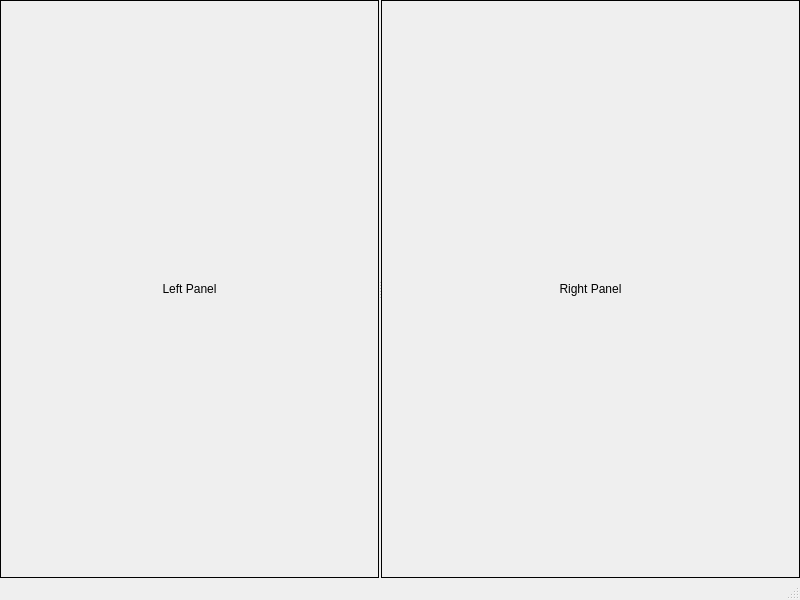
The window that mainwindow.ui (CJayM/CommitCraft) describes before a commit, drawn with Qt 5.
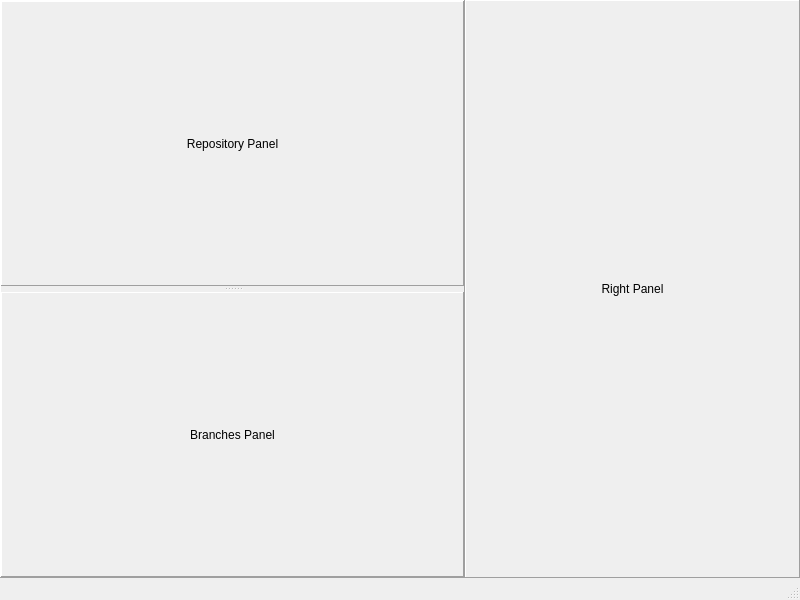
The same window after the commit.

Patch:
```diff
--- a/mainwindow.ui
+++ b/mainwindow.ui
@@ -35,14 +35,17 @@
       <property name="frameShape">
        <enum>QFrame::NoFrame</enum>
       </property>
+      <property name="lineWidth">
+       <number>0</number>
+      </property>
       <property name="midLineWidth">
-       <number>2</number>
+       <number>0</number>
       </property>
       <property name="orientation">
        <enum>Qt::Horizontal</enum>
       </property>
       <property name="handleWidth">
-       <number>2</number>
+       <number>0</number>
       </property>
       <widget class="QFrame" name="leftFrame">
        <property name="minimumSize">
@@ -52,20 +55,102 @@
         </size>
        </property>
        <property name="frameShape">
-        <enum>QFrame::Box</enum>
+        <enum>QFrame::Panel</enum>
+       </property>
+       <property name="frameShadow">
+        <enum>QFrame::Raised</enum>
        </property>
        <layout class="QVBoxLayout" name="verticalLayout_2">
+        <property name="spacing">
+         <number>0</number>
+        </property>
+        <property name="leftMargin">
+         <number>0</number>
+        </property>
+        <property name="topMargin">
+         <number>0</number>
+        </property>
+        <property name="rightMargin">
+         <number>0</number>
+        </property>
+        <property name="bottomMargin">
+         <number>0</number>
+        </property>
         <item>
-         <widget class="QLabel" name="leftLabel">
+         <widget class="QSplitter" name="leftSplitter">
           <property name="frameShape">
            <enum>QFrame::NoFrame</enum>
           </property>
-          <property name="text">
-           <string>Left Panel</string>
+          <property name="frameShadow">
+           <enum>QFrame::Raised</enum>
           </property>
-          <property name="alignment">
-           <set>Qt::AlignCenter</set>
+          <property name="lineWidth">
+           <number>0</number>
           </property>
+          <property name="midLineWidth">
+           <number>0</number>
+          </property>
+          <property name="orientation">
+           <enum>Qt::Vertical</enum>
+          </property>
+          <property name="handleWidth">
+           <number>6</number>
+          </property>
+          <widget class="QFrame" name="repoWidget">
+           <property name="minimumSize">
+            <size>
+             <width>0</width>
+             <height>100</height>
+            </size>
+           </property>
+           <property name="frameShape">
+            <enum>QFrame::Panel</enum>
+           </property>
+           <property name="frameShadow">
+            <enum>QFrame::Raised</enum>
+           </property>
+           <layout class="QVBoxLayout" name="verticalLayout_4">
+            <item>
+             <widget class="QLabel" name="repoLabel">
+              <property name="text">
+               <string>Repository Panel</string>
+              </property>
+              <property name="alignment">
+               <set>Qt::AlignCenter</set>
+              </property>
+             </widget>
+            </item>
+           </layout>
+          </widget>
+          <widget class="QFrame" name="branchesWidget">
+           <property name="minimumSize">
+            <size>
+             <width>0</width>
+             <height>100</height>
+            </size>
+           </property>
+           <property name="frameShape">
+            <enum>QFrame::Panel</enum>
+           </property>
+           <property name="frameShadow">
+            <enum>QFrame::Raised</enum>
+           </property>
+           <layout class="QVBoxLayout" name="verticalLayout_5">
+            <property name="spacing">
+             <number>0</number>
+            </property>
+            <item>
+             <widget class="QLabel" name="branchesLabel">
+              <property name="text">
+               <string>Branches Panel</string>
+              </property>
+              <property name="alignment">
+               <set>Qt::AlignCenter</set>
+              </property>
+             </widget>
+            </item>
+           </layout>
+          </widget>
          </widget>
         </item>
        </layout>
@@ -78,7 +163,10 @@
         </size>
        </property>
        <property name="frameShape">
-        <enum>QFrame::Box</enum>
+        <enum>QFrame::Panel</enum>
+       </property>
+       <property name="frameShadow">
+        <enum>QFrame::Raised</enum>
        </property>
        <layout class="QVBoxLayout" name="verticalLayout_3">
         <item>
```
Left out of the diff: 2 changed lines with no effect on the pictures.
